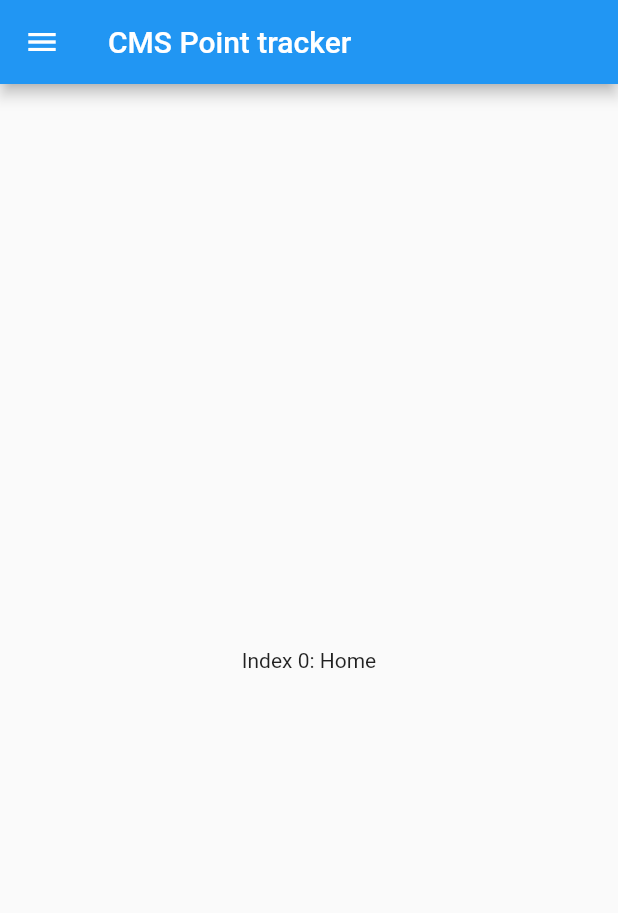
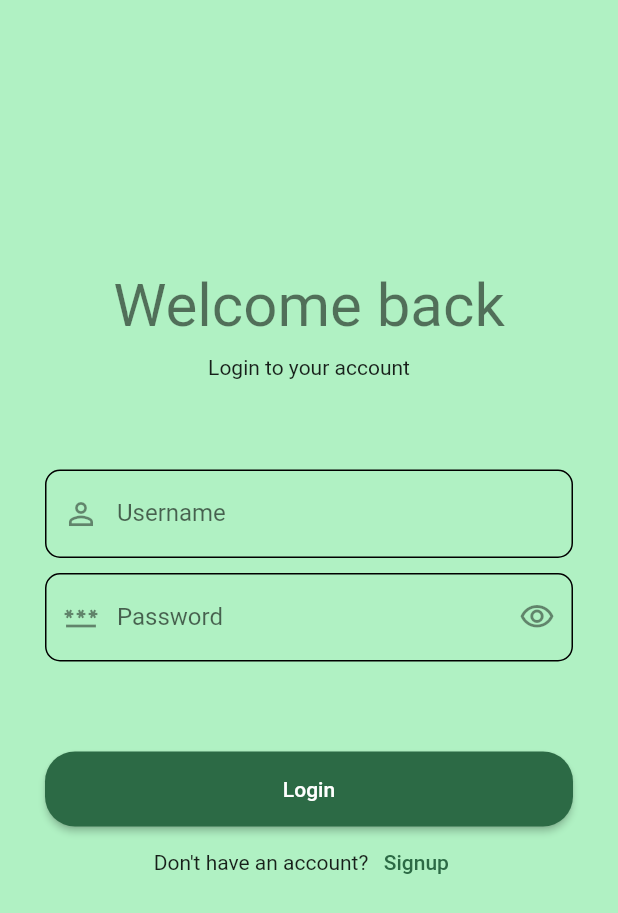
Before and after one commit to yoyomoyo/ces-management-systems, a Flutter app: the screen it shows after launch, on a phone screen of 412 x 824 dp. Shown: the top 913 px of the screen. Run offline on Flutter 3.47's test engine with Material 2 defaults, Android fonts, the phone set to English and light mode, and no system bars; our stand-ins replace hive_flutter; accounts and stored records are empty.

Commit message:
updated the system added pages - login, signup, home. not yet integrated with the side nav

```diff
--- /dev/null
+++ b/new_project/lib/main_app.dart
@@ -0,0 +1,19 @@
+import 'package:flutter/material.dart';
+
+import 'pages/login.dart';
+
+class MainApp extends StatelessWidget {
+  const MainApp({super.key});
+
+  @override
+  Widget build(BuildContext context) {
+    return MaterialApp(
+      theme: ThemeData.from(
+        colorScheme: ColorScheme.fromSeed(
+          seedColor: Color.fromARGB(255, 149, 233, 177),
+        ),
+      ),
+      home: const Login(),
+    );
+  }
+}
--- /dev/null
+++ b/new_project/lib/pages/login.dart
@@ -0,0 +1,176 @@
+import 'package:flutter/material.dart';
+import 'package:hive_flutter/hive_flutter.dart';
+
+import 'home.dart';
+import 'signup.dart';
+
+class Login extends StatefulWidget {
+  const Login({
+    Key? key,
+  }) : super(key: key);
+
+  @override
+  State<Login> createState() => _LoginState();
+}
+
+class _LoginState extends State<Login> {
+  final GlobalKey<FormState> _formKey = GlobalKey();
+
+  final FocusNode _focusNodePassword = FocusNode();
+  final TextEditingController _controllerUsername = TextEditingController();
+  final TextEditingController _controllerPassword = TextEditingController();
+
+  bool _obscurePassword = true;
+  final Box _boxLogin = Hive.box("login");
+  final Box _boxAccounts = Hive.box("accounts");
+
+  @override
+  Widget build(BuildContext context) {
+    if (_boxLogin.get("loginStatus") ?? false) {
+      return Home();
+    }
+
+    return Scaffold(
+      backgroundColor: Theme.of(context).colorScheme.primaryContainer,
+      body: Form(
+        key: _formKey,
+        child: SingleChildScrollView(
+          padding: const EdgeInsets.all(30.0),
+          child: Column(
+            children: [
+              const SizedBox(height: 150),
+              Text(
+                "Welcome back",
+                style: Theme.of(context).textTheme.headlineLarge,
+              ),
+              const SizedBox(height: 10),
+              Text(
+                "Login to your account",
+                style: Theme.of(context).textTheme.bodyMedium,
+              ),
+              const SizedBox(height: 60),
+              TextFormField(
+                controller: _controllerUsername,
+                keyboardType: TextInputType.name,
+                decoration: InputDecoration(
+                  labelText: "Username",
+                  prefixIcon: const Icon(Icons.person_outline),
+                  border: OutlineInputBorder(
+                    borderRadius: BorderRadius.circular(10),
+                  ),
+                  enabledBorder: OutlineInputBorder(
+                    borderRadius: BorderRadius.circular(10),
+                  ),
+                ),
+                onEditingComplete: () => _focusNodePassword.requestFocus(),
+                validator: (String? value) {
+                  if (value == null || value.isEmpty) {
+                    return "Please enter username.";
+                  } else if (!_boxAccounts.containsKey(value)) {
+                    return "Username is not registered.";
+                  }
+
+                  return null;
+                },
+              ),
+              const SizedBox(height: 10),
+              TextFormField(
+                controller: _controllerPassword,
+                focusNode: _focusNodePassword,
+                obscureText: _obscurePassword,
+                keyboardType: TextInputType.visiblePassword,
+                decoration: InputDecoration(
+                  labelText: "Password",
+                  prefixIcon: const Icon(Icons.password_outlined),
+                  suffixIcon: IconButton(
+                      onPressed: () {
+                        setState(() {
+                          _obscurePassword = !_obscurePassword;
+                        });
+                      },
+                      icon: _obscurePassword
+                          ? const Icon(Icons.visibility_outlined)
+                          : const Icon(Icons.visibility_off_outlined)),
+                  border: OutlineInputBorder(
+                    borderRadius: BorderRadius.circular(10),
+                  ),
+                  enabledBorder: OutlineInputBorder(
+                    borderRadius: BorderRadius.circular(10),
+                  ),
+                ),
+                validator: (String? value) {
+                  if (value == null || value.isEmpty) {
+                    return "Please enter password.";
+                  } else if (value !=
+                      _boxAccounts.get(_controllerUsername.text)) {
+                    return "Wrong password.";
+                  }
+
+                  return null;
+                },
+              ),
+              const SizedBox(height: 60),
+              Column(
+                children: [
+                  ElevatedButton(
+                    style: ElevatedButton.styleFrom(
+                      minimumSize: const Size.fromHeight(50),
+                      shape: RoundedRectangleBorder(
+                        borderRadius: BorderRadius.circular(20),
+                      ),
+                    ),
+                    onPressed: () {
+                      if (_formKey.currentState?.validate() ?? false) {
+                        _boxLogin.put("loginStatus", true);
+                        _boxLogin.put("userName", _controllerUsername.text);
+
+                        Navigator.pushReplacement(
+                          context,
+                          MaterialPageRoute(
+                            builder: (context) {
+                              return Home();
+                            },
+                          ),
+                        );
+                      }
+                    },
+                    child: const Text("Login"),
+                  ),
+                  Row(
+                    mainAxisAlignment: MainAxisAlignment.center,
+                    children: [
+                      const Text("Don't have an account?"),
+                      TextButton(
+                        onPressed: () {
+                          _formKey.currentState?.reset();
+
+                          Navigator.push(
+                            context,
+                            MaterialPageRoute(
+                              builder: (context) {
+                                return const Signup();
+                              },
+                            ),
+                          );
+                        },
+                        child: const Text("Signup"),
+                      ),
+                    ],
+                  ),
+                ],
+              ),
+            ],
+          ),
+        ),
+      ),
+    );
+  }
+
+  @override
+  void dispose() {
+    _focusNodePassword.dispose();
+    _controllerUsername.dispose();
+    _controllerPassword.dispose();
+    super.dispose();
+  }
+}
--- a/new_project/pubspec.yaml
+++ b/new_project/pubspec.yaml
@@ -30,6 +30,8 @@ environment:
 dependencies:
   flutter:
     sdk: flutter
+  hive: ^2.2.3
+  hive_flutter: ^1.1.0
 
 
   # The following adds the Cupertino Icons font to your application.
```
Also changed, not shown: new_project/lib/main.dart (+13 -1 lines), new_project/lib/pages/home.dart (added, +62 -0 lines), new_project/lib/pages/signup.dart (added, +233 -0 lines), new_project/pubspec.lock, 1 other file.
